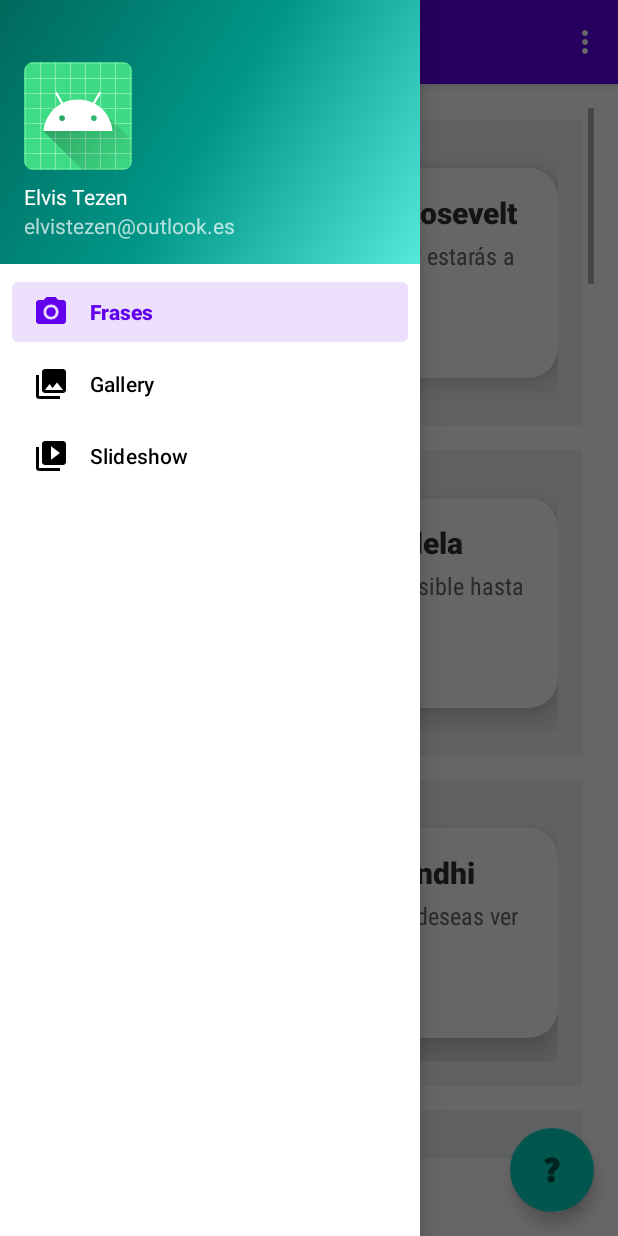
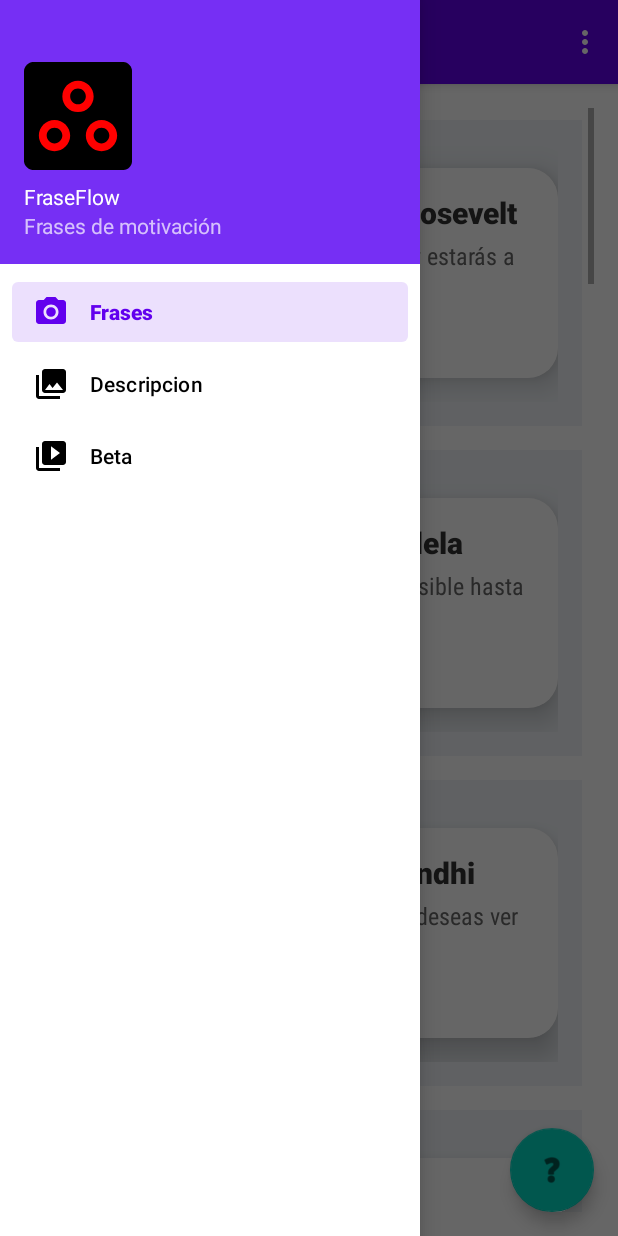
Before and after one commit to ElvisTV/arroz, an Android app: the screen it shows after launch (MainActivity), with the side drawer open, on a phone screen of 412 x 824 dp. Run offline under Robolectric (Android 15) with nearby library versions, the phone set to English and light mode, and no system bars; our stand-ins replace AdMob, navigation-ui.

Commit message:
Modificacion sin ocultar Elementos

```diff
--- a/app/build.gradle.kts
+++ b/app/build.gradle.kts
@@ -10,8 +10,8 @@ android {
         applicationId = "com.elvistezen.arroz"
         minSdk = 24
         targetSdk = 34
-        versionCode = 1
-        versionName = "1.0"
+        versionCode = 3
+        versionName = "1.3"
 
         testInstrumentationRunner = "androidx.test.runner.AndroidJUnitRunner"
     }
--- a/app/src/main/res/drawable/side_nav_bar.xml
+++ b/app/src/main/res/drawable/side_nav_bar.xml
@@ -2,8 +2,8 @@
     android:shape="rectangle">
     <gradient
         android:angle="135"
-        android:centerColor="#009688"
-        android:endColor="#00695C"
-        android:startColor="#53EADB"
+        android:centerColor="#762FF4"
+        android:endColor="#762FF4"
+        android:startColor="#762FF4"
         android:type="linear" />
 </shape>
--- a/app/src/main/res/layout/nav_header_main.xml
+++ b/app/src/main/res/layout/nav_header_main.xml
@@ -18,7 +18,7 @@
         android:layout_height="wrap_content"
         android:contentDescription="@string/nav_header_desc"
         android:paddingTop="@dimen/nav_header_vertical_spacing"
-        app:srcCompat="@mipmap/ic_launcher_round" />
+        app:srcCompat="@mipmap/ic_tercero_round" />
 
     <TextView
         android:layout_width="match_parent"
--- a/app/src/main/res/values/strings.xml
+++ b/app/src/main/res/values/strings.xml
@@ -2,14 +2,14 @@
     <string name="app_name">Skina</string>
     <string name="navigation_drawer_open">Open navigation drawer</string>
     <string name="navigation_drawer_close">Close navigation drawer</string>
-    <string name="nav_header_title">Elvis Tezen</string>
-    <string name="nav_header_subtitle">elvistezen@outlook.es</string>
+    <string name="nav_header_title">FraseFlow</string>
+    <string name="nav_header_subtitle">Frases de motivación</string>
     <string name="nav_header_desc">Navigation header</string>
     <string name="action_settings">Settings</string>
 
     <string name="menu_home">Frases</string>
-    <string name="menu_gallery">Gallery</string>
-    <string name="menu_slideshow">Slideshow</string>
+    <string name="menu_gallery">Descripcion</string>
+    <string name="menu_slideshow">Beta</string>
 
     <string name="detail_estrellas">Detalle</string>
     <string name="btn_anuncio">Ver video</string>
```
Also changed, not shown: app/src/main/java/com/elvistezen/arroz/ui/gallery/GalleryFragment.java (+22 -47 lines), app/src/main/res/layout/fragment_gallery.xml (+1 -19 lines).
